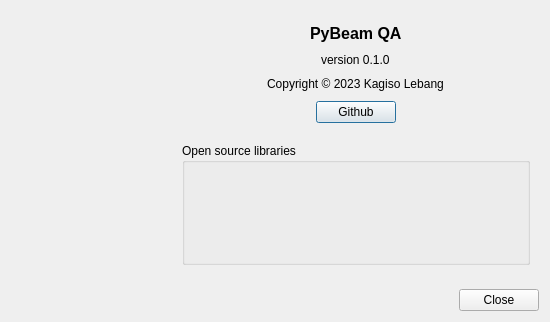
Quantico-Bullet/PyBeam-QA, file ui/qt_ui/about_dialog.ui: the form before one commit.
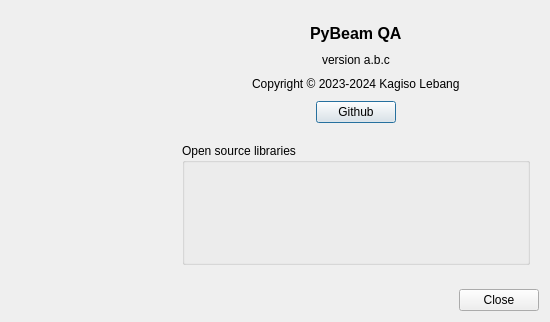
The form after the commit. Icons and pictures are not drawn.

```diff
--- a/ui/qt_ui/about_dialog.ui
+++ b/ui/qt_ui/about_dialog.ui
@@ -69,7 +69,7 @@
          </sizepolicy>
         </property>
         <property name="text">
-         <string>Copyright © 2023 Kagiso Lebang</string>
+         <string>Copyright © 2023-2024 Kagiso Lebang</string>
         </property>
        </widget>
       </item>
@@ -82,7 +82,7 @@
          </sizepolicy>
         </property>
         <property name="text">
-         <string>version 0.1.0</string>
+         <string>version a.b.c</string>
         </property>
        </widget>
       </item>
```
